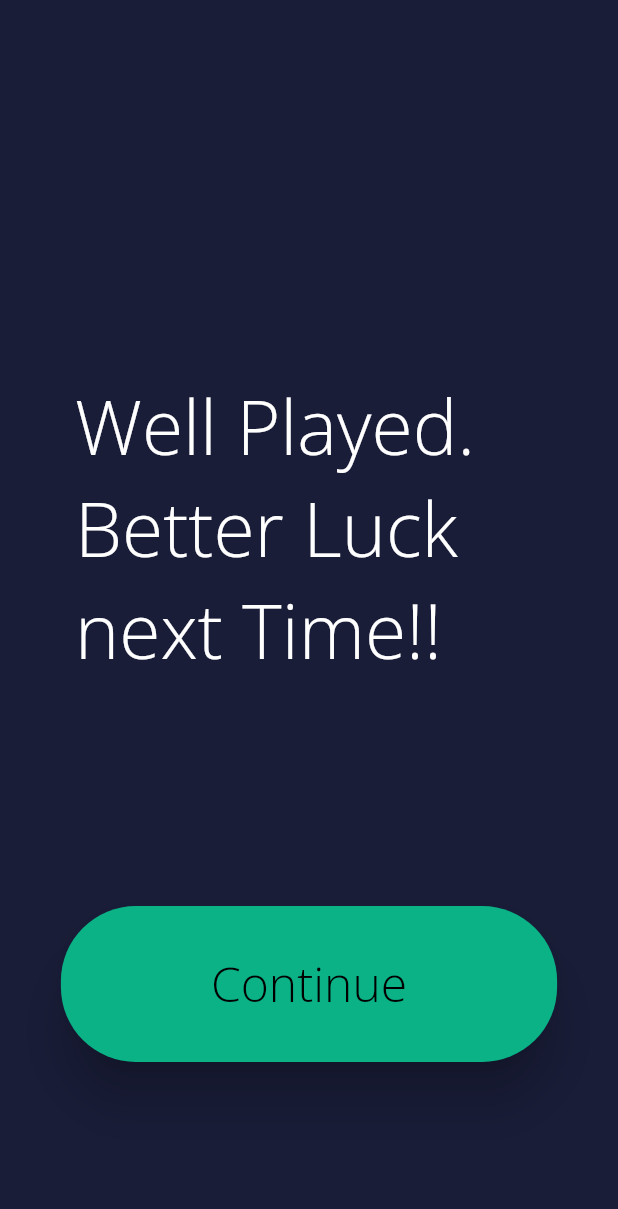
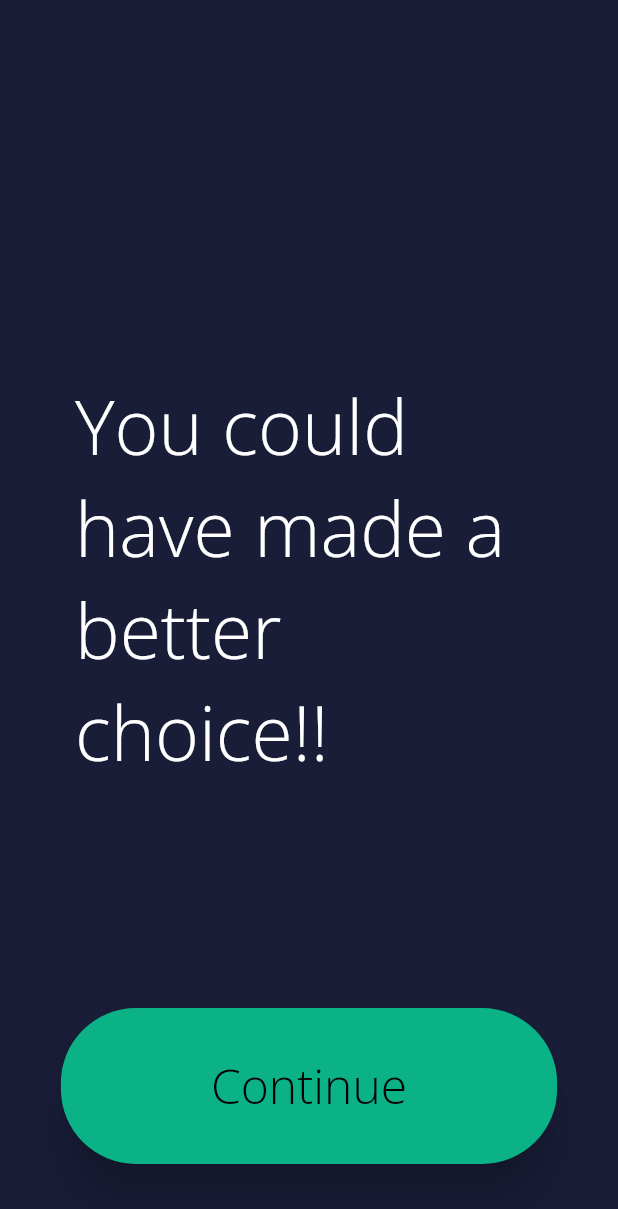
Before and after one commit to Ozric-Ode/financegame, a Flutter app: the screen it shows after launch, on a phone screen of 412 x 824 dp. Shown: the top 1209 px of the screen. Run offline on Flutter 3.47's test engine with Material 2 defaults, Android fonts, the phone set to English and light mode, and no system bars; our stand-ins replace google_fonts, percent_indicator.

Commit message:
update choice

```diff
--- a/lib/WrongChoice.dart
+++ b/lib/WrongChoice.dart
@@ -26,7 +26,7 @@ class WrongChoice extends StatelessWidget {
            child:Center(
 
              child: Text(
-             'Well Played. Better Luck next Time!!',
+             'You could have made a better choice!!',
               style: GoogleFonts.openSans(
                     textStyle: Theme.of(context).textTheme.headline4,
                     color: Color(0xFFFffffff),
```
Also changed, not shown: pubspec.lock.
